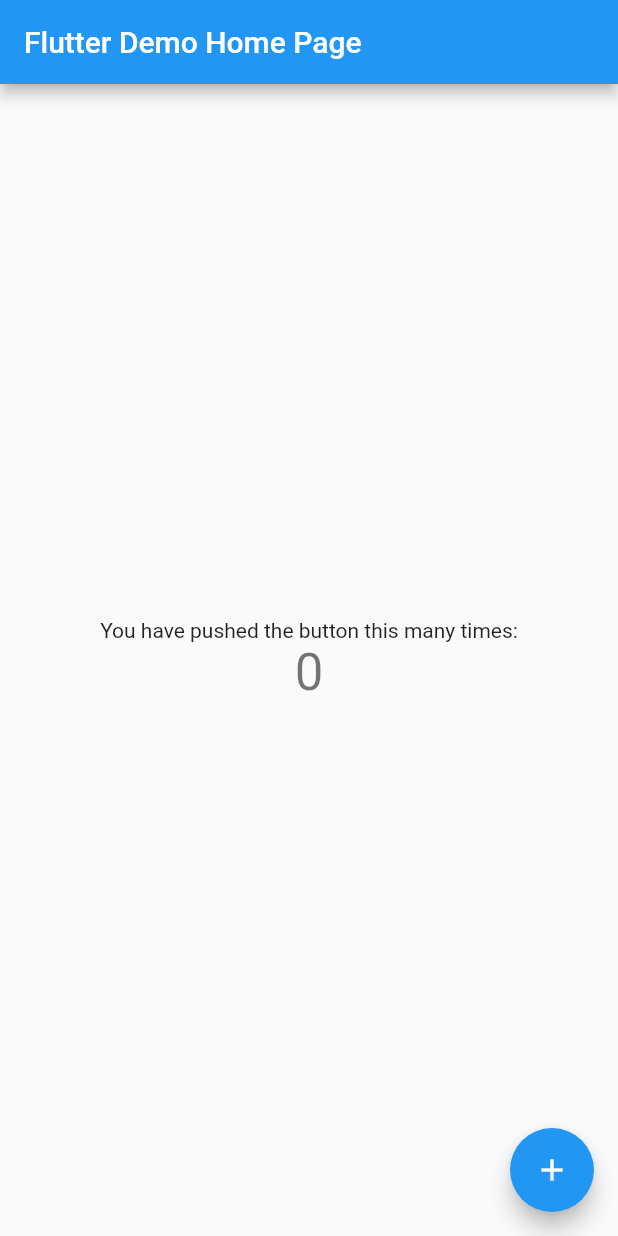
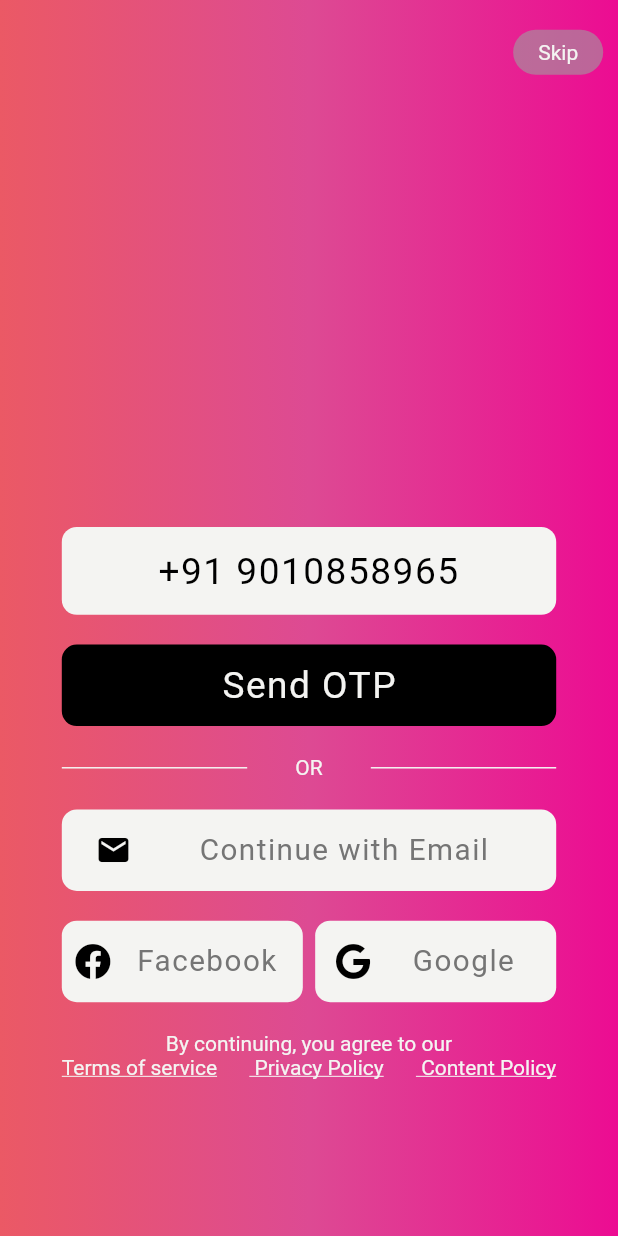
Before and after one commit to jidnation/Figma-Zomato-clone-FoodApp, a Flutter app: the screen it shows after launch, on a phone screen of 412 x 824 dp. Run offline on Flutter 3.47's test engine with Material 2 defaults, Android fonts, the light colour scheme and no system bars; our stand-ins replace font_awesome_flutter.

Commit message:
done with sign-up page

```diff
--- /dev/null
+++ b/lib/Configurations/constant.dart
@@ -0,0 +1,35 @@
+import 'package:flutter/material.dart';
+
+///Colors to use
+const Color kPrimaryColor = Color(0xffCB202D);
+const Color kSecondaryColor = Color(0xff2D2D2D);
+const Color whiteColor = Color(0xfff4f4f2);
+const LinearGradient lGradient = LinearGradient(
+    begin: Alignment.centerRight,
+    end: Alignment.centerLeft,
+    colors: [
+      Color(0xffEC0C92),
+      Color(0xFFDD4A93),
+      Color(0xFFEB5965),
+    ]);
+
+///sizes
+
+class SizeConfig {
+  static late MediaQueryData _mediaQueryData;
+  static late double screenHeight;
+  static late double screenWidth;
+  static late Orientation orientation;
+  static late double defaultSize;
+
+  void init(BuildContext context) {
+    _mediaQueryData = MediaQuery.of(context);
+    screenHeight = _mediaQueryData.size.height;
+    screenWidth = _mediaQueryData.size.width;
+    orientation = _mediaQueryData.orientation;
+
+    defaultSize = orientation == Orientation.landscape
+        ? screenHeight * 0.024
+        : screenWidth * 0.024;
+  }
+}
--- /dev/null
+++ b/lib/Routes/contacts.dart
@@ -0,0 +1 @@
+const String signUpPage = '/ ';
--- /dev/null
+++ b/lib/Screens/Sign_up/sign_up_page.dart
@@ -0,0 +1,150 @@
+import 'package:flutter/material.dart';
+import 'package:font_awesome_flutter/font_awesome_flutter.dart';
+import 'package:zomato_foodapp_design_clone/Configurations/constant.dart';
+import 'package:zomato_foodapp_design_clone/Tools/buttons.dart';
+import 'package:zomato_foodapp_design_clone/Tools/text_field.dart';
+
+class SignUpPage extends StatelessWidget {
+  const SignUpPage({Key? key}) : super(key: key);
+
+  @override
+  Widget build(BuildContext context) {
+    SizeConfig().init(context);
+    // print(SizeConfig.defaultSize); // calculating the size of the screen pixel
+    return SafeArea(
+      child: Scaffold(
+        body: SingleChildScrollView(
+          child: Container(
+            height: SizeConfig.screenHeight,
+            width: SizeConfig.screenWidth,
+            decoration: const BoxDecoration(
+              gradient: lGradient,
+            ),
+            child: Stack(children: [
+              Positioned(
+                top: SizeConfig.defaultSize * 2,
+                right: SizeConfig.defaultSize,
+                child: Container(
+                    width: 60,
+                    height: 30,
+                    decoration: BoxDecoration(
+                        color: Colors.grey.withOpacity(0.6),
+                        borderRadius: BorderRadius.circular(25)),
+                    child: const Center(
+                      child: Text(
+                        "Skip",
+                        style: TextStyle(color: whiteColor),
+                      ),
+                    )),
+              ),
+              // const Spacer(),
+              Positioned.fill(
+                top: SizeConfig.screenHeight * 0.30,
+                child: Center(
+                  child: SizedBox(
+                    width: SizeConfig.screenWidth * 0.8,
+                    child: Column(
+                        mainAxisAlignment: MainAxisAlignment.center,
+                        children: [
+                          Container(
+                            decoration: BoxDecoration(
+                                color: whiteColor,
+                                borderRadius: BorderRadius.circular(10)),
+                            child: Column(children: const [
+                              FormFieldGen(),
+                            ]),
+                          ),
+                          SizedBox(height: SizeConfig.defaultSize * 2),
+                          const Button(
+                            color: Colors.black,
+                            text: 'Send OTP',
+                            width: 0.8,
+                          ),
+                          SizedBox(
+                            height: SizeConfig.defaultSize * 2,
+                          ),
+                          Row(
+                              mainAxisAlignment: MainAxisAlignment.spaceBetween,
+                              children: [
+                                Container(
+                                  width: SizeConfig.screenWidth * 0.30,
+                                  height: 1,
+                                  color: whiteColor,
+                                ),
+                                const Text('OR',
+                                    style: TextStyle(color: whiteColor)),
+                                Container(
+                                  width: SizeConfig.screenWidth * 0.30,
+                                  height: 1,
+                                  color: whiteColor,
+                                )
+                              ]),
+                          SizedBox(
+                            height: SizeConfig.defaultSize * 2,
+                          ),
+                          const IconButtons(
+                              color: whiteColor,
+                              text: 'Continue with Email',
+                              width: 0.8,
+                              icon: Icons.email),
+                          SizedBox(
+                            height: SizeConfig.defaultSize * 2,
+                          ),
+                          Row(
+                              mainAxisAlignment: MainAxisAlignment.spaceBetween,
+                              children: [
+                                const IconButtons(
+                                    color: whiteColor,
+                                    text: 'Facebook',
+                                    width: 0.39,
+                                    icon: FontAwesomeIcons.facebook),
+                                SizedBox(width: SizeConfig.defaultSize * 0.6),
+                                const IconButtons(
+                                    color: whiteColor,
+                                    text: 'Google',
+                                    width: 0.39,
+                                    icon: FontAwesomeIcons.google),
+                              ]),
+                          SizedBox(
+                            height: SizeConfig.defaultSize * 2,
+                          ),
+                          const Text(
+                            'By continuing, you agree to our',
+                            style: TextStyle(color: whiteColor),
+                          ),
+                          Row(
+                              mainAxisAlignment: MainAxisAlignment.spaceBetween,
+                              children: const [
+                                Text(
+                                  "Terms of service",
+                                  style: TextStyle(
+                                    color: whiteColor,
+                                    decoration: TextDecoration.underline,
+                                  ),
+                                ),
+                                Text(
+                                  ' Privacy Policy',
+                                  style: TextStyle(
+                                    color: whiteColor,
+                                    decoration: TextDecoration.underline,
+                                  ),
+                                ),
+                                Text(
+                                  ' Content Policy',
+                                  style: TextStyle(
+                                    color: whiteColor,
+                                    decoration: TextDecoration.underline,
+                                  ),
+                                ),
+                              ])
+                        ]),
+                  ),
+                ),
+              ),
+            ]),
+          ),
+        ),
+      ),
+    );
+  }
+}
--- /dev/null
+++ b/lib/Tools/buttons.dart
@@ -0,0 +1,73 @@
+import 'package:flutter/material.dart';
+import 'package:font_awesome_flutter/font_awesome_flutter.dart';
+import 'package:zomato_foodapp_design_clone/Configurations/constant.dart';
+
+class Button extends StatelessWidget {
+  final Color color;
+  final String text;
+  final double width;
+  const Button({
+    Key? key,
+    required this.color,
+    required this.text,
+    required this.width,
+  }) : super(key: key);
+
+  @override
+  Widget build(BuildContext context) {
+    SizeConfig().init(context);
+    return Container(
+        width: SizeConfig.screenWidth * width,
+        height: SizeConfig.defaultSize * 5.5,
+        decoration: BoxDecoration(
+            color: color, borderRadius: BorderRadius.circular(10)),
+        child: Center(
+          child: Text(text,
+              style: TextStyle(
+                  color: color == whiteColor ? Colors.black : whiteColor,
+                  fontSize: SizeConfig.defaultSize * 2.5,
+                  letterSpacing: 1)),
+        ));
+  }
+}
+
+class IconButtons extends StatelessWidget {
+  final IconData icon;
+  final Color color;
+  final String text;
+  final double width;
+  const IconButtons({
+    Key? key,
+    required this.color,
+    required this.text,
+    required this.width, required this.icon,
+  }) : super(key: key);
+
+  @override
+  Widget build(BuildContext context) {
+    SizeConfig().init(context);
+    return Container(
+      width: SizeConfig.screenWidth * width,
+      height: SizeConfig.defaultSize * 5.5,
+      decoration:
+          BoxDecoration(color: color, borderRadius: BorderRadius.circular(10)),
+      child: Row(mainAxisAlignment: MainAxisAlignment.center, children: [
+        const Spacer(flex: 1),
+        FaIcon(
+          icon,
+          color: color == whiteColor ? Colors.black : whiteColor,
+        ),
+        const Spacer(flex: 2),
+        Center(
+          child: Text(text,
+              style: TextStyle(
+                  color:
+                      color == whiteColor ? Colors.grey.shade600 : whiteColor,
+                  fontSize: SizeConfig.defaultSize * 2,
+                  letterSpacing: 1)),
+        ),
+        const Spacer(flex: 2),
+      ]),
+    );
+  }
+}
--- /dev/null
+++ b/lib/Tools/text_field.dart
@@ -0,0 +1,34 @@
+import 'package:flutter/material.dart';
+import 'package:zomato_foodapp_design_clone/Configurations/constant.dart';
+
+class FormFieldGen extends StatelessWidget {
+  const FormFieldGen({
+    Key? key,
+  }) : super(key: key);
+
+  @override
+  Widget build(BuildContext context) {
+    SizeConfig().init(context);
+    return TextFormField(
+        textAlign: TextAlign.center,
+        style: TextStyle(
+            color: Colors.black,
+            decoration: TextDecoration.none,
+            fontSize: SizeConfig.defaultSize * 2.5,
+            letterSpacing: 1),
+        decoration: InputDecoration(
+          hintText: '+91 9010858965',
+          hintStyle: const TextStyle(
+            color: Colors.black,
+          ),
+          isDense: true,
+          contentPadding: EdgeInsets.symmetric(
+            vertical: SizeConfig.defaultSize * 1.5,
+          ),
+          border: OutlineInputBorder(
+            borderSide: BorderSide.none,
+            borderRadius: BorderRadius.circular(10),
+          ),
+        ));
+  }
+}
--- a/lib/main.dart
+++ b/lib/main.dart
@@ -1,8 +1,12 @@
 import 'package:flutter/material.dart';
+import 'package:zomato_foodapp_design_clone/Routes/contacts.dart';
+import 'package:zomato_foodapp_design_clone/router.dart';
 
-void main() {
-  runApp(const MyApp());
-}
+
+
+
+void main() => runApp(const MyApp());
+
 
 class MyApp extends StatelessWidget {
   const MyApp({Key? key}) : super(key: key);
@@ -10,106 +14,11 @@
   // This widget is the root of your application.
   @override
   Widget build(BuildContext context) {
-    return MaterialApp(
-      title: 'Flutter Demo',
-      theme: ThemeData(
-        // This is the theme of your application.
-        //
-        // Try running your application with "flutter run". You'll see the
-        // application has a blue toolbar. Then, without quitting the app, try
-        // changing the primarySwatch below to Colors.green and then invoke
-        // "hot reload" (press "r" in the console where you ran "flutter run",
-        // or simply save your changes to "hot reload" in a Flutter IDE).
-        // Notice that the counter didn't reset back to zero; the application
-        // is not restarted.
-        primarySwatch: Colors.blue,
-      ),
-      home: const MyHomePage(title: 'Flutter Demo Home Page'),
+    return const MaterialApp(
+      debugShowCheckedModeBanner: false,
+      title: 'Zomato-Clone Food Application',
+      initialRoute:signUpPage,
+      onGenerateRoute: Routing.generateRoute,
     );
   }
 }
-
-class MyHomePage extends StatefulWidget {
-  const MyHomePage({Key? key, required this.title}) : super(key: key);
-
-  // This widget is the home page of your application. It is stateful, meaning
-  // that it has a State object (defined below) that contains fields that affect
-  // how it looks.
-
-  // This class is the configuration for the state. It holds the values (in this
-  // case the title) provided by the parent (in this case the App widget) and
-  // used by the build method of the State. Fields in a Widget subclass are
-  // always marked "final".
-
-  final String title;
-
-  @override
-  State<MyHomePage> createState() => _MyHomePageState();
-}
-
-class _MyHomePageState extends State<MyHomePage> {
-  int _counter = 0;
-
-  void _incrementCounter() {
-    setState(() {
-      // This call to setState tells the Flutter framework that something has
-      // changed in this State, which causes it to rerun the build method below
-      // so that the display can reflect the updated values. If we changed
-      // _counter without calling setState(), then the build method would not be
-      // called again, and so nothing would appear to happen.
-      _counter++;
-    });
-  }
-
-  @override
-  Widget build(BuildContext context) {
-    // This method is rerun every time setState is called, for instance as done
-    // by the _incrementCounter method above.
-    //
-    // The Flutter framework has been optimized to make rerunning build methods
-    // fast, so that you can just rebuild anything that needs updating rather
-    // than having to individually change instances of widgets.
-    return Scaffold(
-      appBar: AppBar(
-        // Here we take the value from the MyHomePage object that was created by
-        // the App.build method, and use it to set our appbar title.
-        title: Text(widget.title),
-      ),
-      body: Center(
-        // Center is a layout widget. It takes a single child and positions it
-        // in the middle of the parent.
-        child: Column(
-          // Column is also a layout widget. It takes a list of children and
-          // arranges them vertically. By default, it sizes itself to fit its
-          // children horizontally, and tries to be as tall as its parent.
-          //
-          // Invoke "debug painting" (press "p" in the console, choose the
-          // "Toggle Debug Paint" action from the Flutter Inspector in Android
-          // Studio, or the "Toggle Debug Paint" command in Visual Studio Code)
-          // to see the wireframe for each widget.
-          //
-          // Column has various properties to control how it sizes itself and
-          // how it positions its children. Here we use mainAxisAlignment to
-          // center the children vertically; the main axis here is the vertical
-          // axis because Columns are vertical (the cross axis would be
-          // horizontal).
-          mainAxisAlignment: MainAxisAlignment.center,
-          children: <Widget>[
-            const Text(
-              'You have pushed the button this many times:',
-            ),
-            Text(
-              '$_counter',
-              style: Theme.of(context).textTheme.headline4,
-            ),
-          ],
-        ),
-      ),
-      floatingActionButton: FloatingActionButton(
-        onPressed: _incrementCounter,
-        tooltip: 'Increment',
-        child: const Icon(Icons.add),
-      ), // This trailing comma makes auto-formatting nicer for build methods.
-    );
-  }
-}
--- /dev/null
+++ b/lib/router.dart
@@ -0,0 +1,34 @@
+import 'package:flutter/material.dart';
+import 'package:zomato_foodapp_design_clone/Routes/contacts.dart';
+import 'package:zomato_foodapp_design_clone/Screens/Sign_up/sign_up_page.dart';
+
+class Routing {
+  static Route<dynamic> generateRoute(RouteSettings settings) {
+    switch (settings.name) {
+      case signUpPage:
+        {
+          return MaterialPageRoute(builder: (_) =>const SignUpPage());
+        }
+      default:
+        {
+          return MaterialPageRoute(
+              builder: (_) => Scaffold(
+                  appBar: AppBar(
+                    title: const Text('Zomato FoodStore'),
+                  ),
+                  body: Container(
+                    height: double.maxFinite,
+                    width: double.maxFinite,
+                    color: const Color(0xffCB202D),
+                    child: const Center(
+                      child: Text('ERROR 404\n Page Not FOUND!',
+                          style: TextStyle(
+                              color: Color(0xfff4f4f2),
+                              fontSize: 20,
+                              letterSpacing: 1)),
+                    ),
+                  )));
+        }
+    }
+  }
+}
--- a/pubspec.yaml
+++ b/pubspec.yaml
@@ -29,6 +29,7 @@
 dependencies:
   flutter:
     sdk: flutter
+  font_awesome_flutter: ^9.2.0
 
 
   # The following adds the Cupertino Icons font to your application.
```
Also changed, not shown: lib/Configurations/general.dart (added), pubspec.lock.
